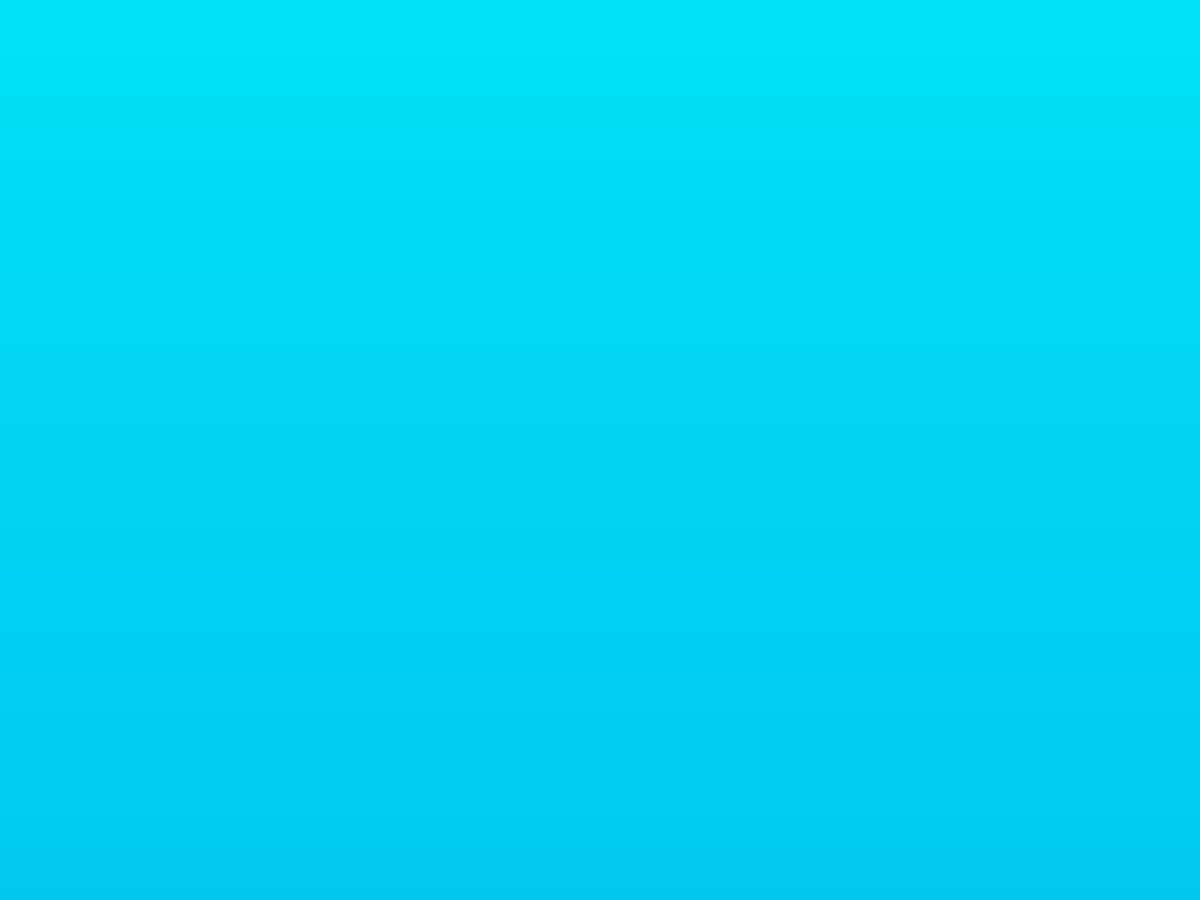
Before: the Qt Designer form src/views/MainApp.ui in victorardila/gamextation-emu, drawn with Qt 5.
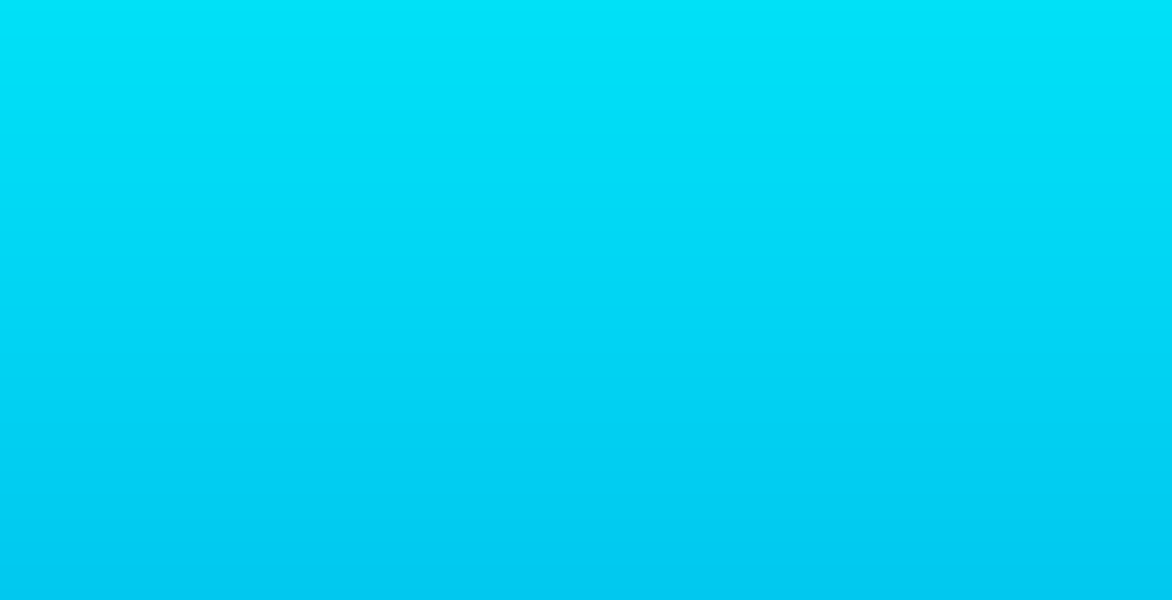
After: the same form once the commit is applied.

What changed in the file:
```diff
--- a/src/views/MainApp.ui
+++ b/src/views/MainApp.ui
@@ -1,35 +1,23 @@
 <?xml version="1.0" encoding="UTF-8"?>
 <ui version="4.0">
- <class>Form</class>
- <widget class="QWidget" name="Form">
+ <class>MainWindow</class>
+ <widget class="QMainWindow" name="MainWindow">
   <property name="geometry">
    <rect>
     <x>0</x>
     <y>0</y>
-    <width>1200</width>
-    <height>900</height>
+    <width>1172</width>
+    <height>600</height>
    </rect>
   </property>
   <property name="windowTitle">
    <string>Form</string>
   </property>
-  <property name="styleSheet">
-   <string notr="true">background-color: qlineargradient(spread:pad, x1:0.5, y1:0, x2:0.5, y2:1, stop:0 rgba(0, 225, 247, 255), stop:0.528796 rgba(1, 212, 243, 255), stop:1 rgba(1, 200, 239, 255));</string>
-  </property>
-  <layout class="QVBoxLayout" name="verticalLayout_2">
-   <property name="leftMargin">
-    <number>0</number>
+  <widget class="QWidget" name="centralwidget">
+   <property name="styleSheet">
+    <string notr="true">#centralwidget{background-color: qlineargradient(spread:pad, x1:0.5, y1:0, x2:0.5, y2:1, stop:0 rgba(0, 225, 247, 255), stop:0.528796 rgba(1, 212, 243, 255), stop:1 rgba(1, 200, 239, 255));}</string>
    </property>
-   <property name="topMargin">
-    <number>0</number>
-   </property>
-   <property name="rightMargin">
-    <number>0</number>
-   </property>
-   <property name="bottomMargin">
-    <number>0</number>
-   </property>
-  </layout>
+  </widget>
  </widget>
  <resources>
   <include location="../assets/resources.qrc"/>
```
Left out of the diff: 6 changed lines with no effect on the pictures.
